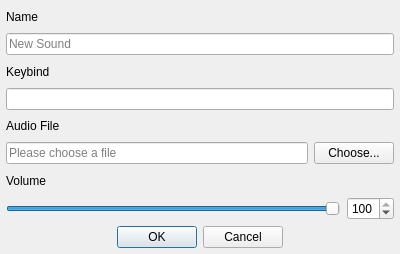
First picture: the form in dialogsound.ui, repository defaultsamson/Soundboard, before the edit.
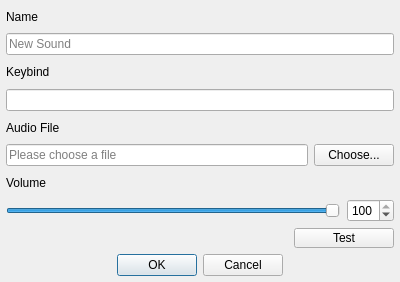
Second picture: the form after the edit. Custom widgets are drawn as their Qt base class.

Commit message: Added test button to sound dialog

What changed in the file:
```diff
--- a/dialogsound.ui
+++ b/dialogsound.ui
@@ -7,13 +7,13 @@
     <x>0</x>
     <y>0</y>
     <width>400</width>
-    <height>254</height>
+    <height>282</height>
    </rect>
   </property>
   <property name="maximumSize">
    <size>
     <width>16777215</width>
-    <height>254</height>
+    <height>282</height>
    </size>
   </property>
   <property name="windowTitle">
@@ -181,6 +181,36 @@
      </layout>
     </widget>
    </item>
+   <item>
+    <layout class="QHBoxLayout" name="horizontalLayout_3">
+     <property name="leftMargin">
+      <number>0</number>
+     </property>
+     <item>
+      <widget class="WidgetAudio" name="widget_3" native="true">
+       <property name="maximumSize">
+        <size>
+         <width>16777215</width>
+         <height>20</height>
+        </size>
+       </property>
+      </widget>
+     </item>
+     <item>
+      <widget class="QPushButton" name="pushButton_2">
+       <property name="maximumSize">
+        <size>
+         <width>100</width>
+         <height>20</height>
+        </size>
+       </property>
+       <property name="text">
+        <string>Test</string>
+       </property>
+      </widget>
+     </item>
+    </layout>
+   </item>
    <item>
     <widget class="QDialogButtonBox" name="buttonBox">
      <property name="standardButtons">
@@ -199,6 +229,12 @@
    <extends>QLineEdit</extends>
    <header>widgetkeybind.h</header>
   </customwidget>
+  <customwidget>
+   <class>WidgetAudio</class>
+   <extends>QWidget</extends>
+   <header>widgetaudio.h</header>
+   <container>1</container>
+  </customwidget>
  </customwidgets>
  <resources/>
  <connections/>
```
The commit also changes 2 other files.
